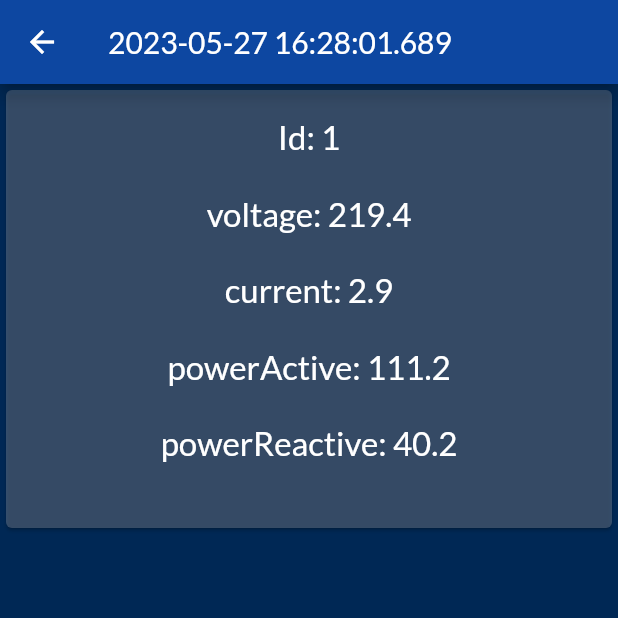
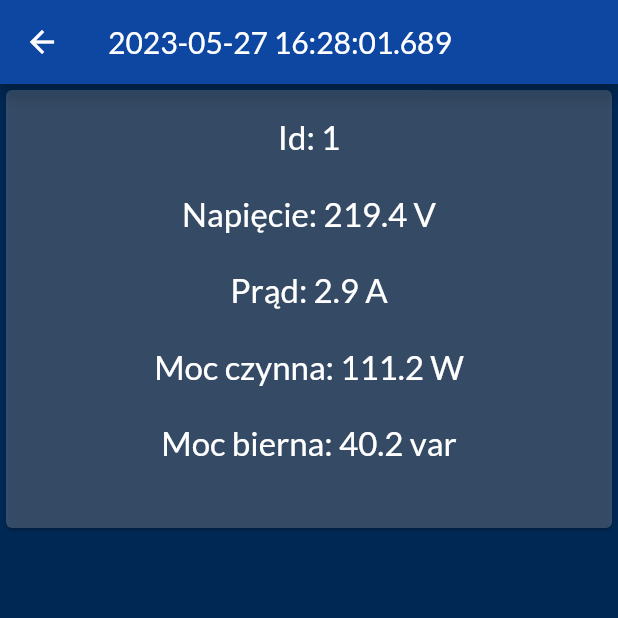
Before and after one commit to DawidZyluk/power-plant-monitoring-app, a Flutter app: the PhaseReading screen opened directly with sample values from the repository, on a phone screen of 412 x 824 dp, the top half of it. Run offline on Flutter 3.47's test engine with Material 2 defaults, Android fonts, the light colour scheme and no system bars; our stand-ins replace google_fonts.

```diff
--- a/lib/screens/combined_phases.dart
+++ b/lib/screens/combined_phases.dart
@@ -27,7 +27,6 @@ class CombinedPhasesScreen extends StatelessWidget {
         itemBuilder: (ctx, index) => CombinedPhasesWidget(
               reading: readings[index],
               onSelectCategory: (int phaseNumber) {
-                print(readings[index].phase1Id);
                 PhaseReadings phaseInfo = phase1[index];
                 if(phaseNumber == 1) phaseInfo = phase1[readings[index].phase1Id-1];
                 if(phaseNumber == 2) phaseInfo = phase2[readings[index].phase2Id-1];
--- a/lib/widgets/electric_avg.dart
+++ b/lib/widgets/electric_avg.dart
@@ -3,8 +3,6 @@ import 'package:mewa/models/electric_avg.dart';
 
 class ElectricAvgWidget extends StatelessWidget {
   const ElectricAvgWidget({super.key, required this.reading});
-
-
 
   final ElectricAvg reading;
 
@@ -20,17 +18,17 @@ class ElectricAvgWidget extends StatelessWidget {
               Row(
                 mainAxisAlignment: MainAxisAlignment.spaceBetween,
                 children: [
-                  Text('Id: ${reading.id.toString()}', style: TextStyle(color: Colors.white, fontSize: 22),),
-                  Text('${reading.timestamp}', style: TextStyle(color: Colors.white, fontSize: 22),),
+                  Text('${reading.timestamp.split(" ")[1]}', style: TextStyle(color: Colors.white, fontSize: 22),),
+                  Text('${reading.timestamp.split(" ")[0]}', style: TextStyle(color: Colors.white, fontSize: 22),),
                 ],
               ),
               SizedBox(height: 20,),
               Row(
                 mainAxisAlignment: MainAxisAlignment.spaceBetween,
                 children: [
-                Text('voltage: ${reading.currentDemand.toString()}', style: TextStyle(color: Colors.white, fontSize: 18),),
-                Text('current: ${reading.powerActiveDemand.toString()}', style: TextStyle(color: Colors.white, fontSize: 18),),
-                Text('current: ${reading.powerApparentDemand.toString()}', style: TextStyle(color: Colors.white, fontSize: 18),),
+                Text('${reading.currentDemand.toString()} V', style: TextStyle(color: Colors.white, fontSize: 18),),
+                Text('${reading.powerActiveDemand.toString()} W', style: TextStyle(color: Colors.white, fontSize: 18),),
+                Text('${reading.powerApparentDemand.toString()} VA', style: TextStyle(color: Colors.white, fontSize: 18),),
               ]),
             ],
           ),
--- a/lib/widgets/phase_reading.dart
+++ b/lib/widgets/phase_reading.dart
@@ -28,22 +28,22 @@ class PhaseReading extends StatelessWidget {
                 ),
                 SizedBox(height: 25,),
                 Text(
-                  'voltage: ${reading.voltage.toString()}',
+                  'Napięcie: ${reading.voltage.toString()} V',
                   style: TextStyle(color: Colors.white, fontSize: 22),
                 ),
                 SizedBox(height: 25,),
                 Text(
-                  'current: ${reading.current.toString()}',
+                  'Prąd: ${reading.current.toString()} A',
                   style: TextStyle(color: Colors.white, fontSize: 22),
                 ),
                 SizedBox(height: 25,),
                 Text(
-                  'powerActive: ${reading.powerActive.toString()}',
+                  'Moc czynna: ${reading.powerActive.toString()} W',
                   style: TextStyle(color: Colors.white, fontSize: 22),
                 ),
                 SizedBox(height: 25,),
                 Text(
-                  'powerReactive: ${reading.powerReactive.toString()}',
+                  'Moc bierna: ${reading.powerReactive.toString()} var',
                   style: TextStyle(color: Colors.white, fontSize: 22),
                 ),
               ],
```
Also changed, not shown: lib/widgets/combined_phases.dart (+5 -6 lines), lib/widgets/water_reading.dart (+8 -8 lines).
